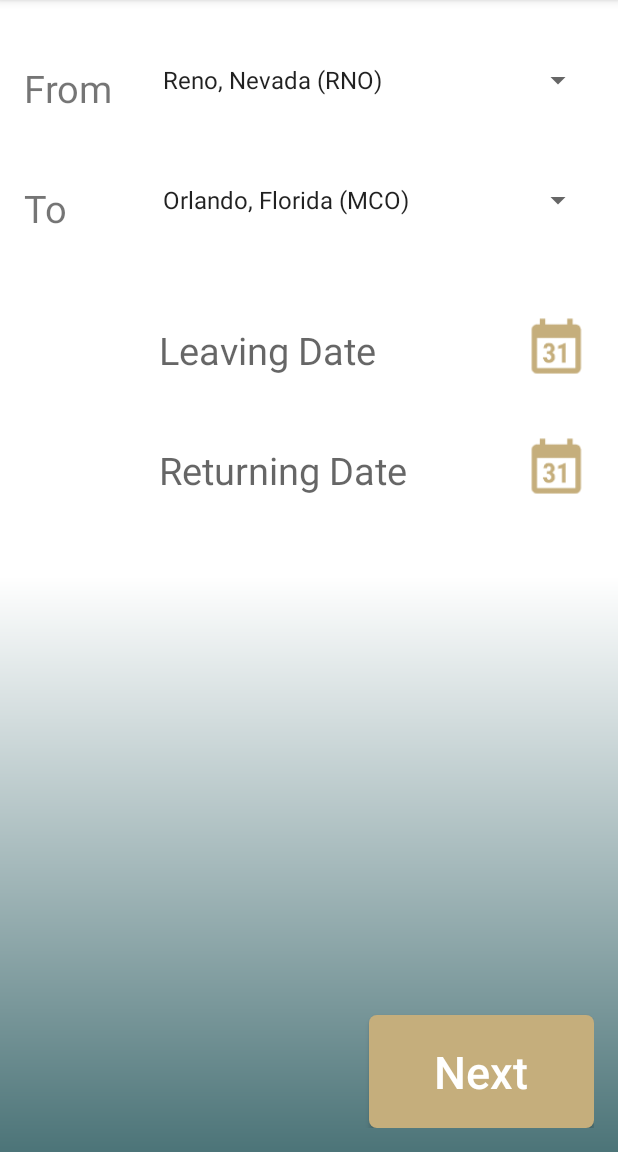
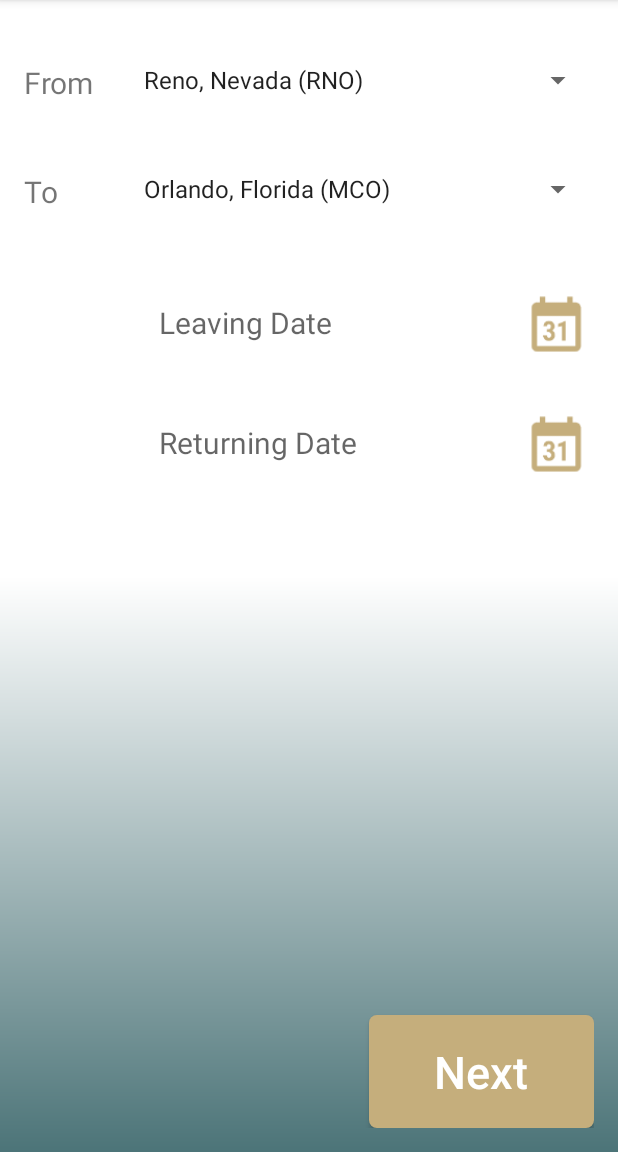
Before and after one commit to samanthagrant/Trestimate, an Android app: the screen it shows after launch (MainActivity), on a phone screen of 412 x 824 dp, the part 84-1236 px from its top. Run offline under Robolectric (Android 15) with nearby library versions, the phone set to English and light mode, and no system bars.

Commit message:
Fixed bugs

```diff
--- a/app/src/main/res/layout/app_bar_main.xml
+++ b/app/src/main/res/layout/app_bar_main.xml
@@ -13,7 +13,8 @@
             android:layout_width="match_parent" android:layout_height="?attr/actionBarSize"
             app:popupTheme="@style/AppTheme"
             android:background="@color/dark_grey"
-            android:titleTextColor="@color/white"/>
+            android:titleTextColor="@color/white"
+            />
 
     </android.support.design.widget.AppBarLayout>
 
--- a/app/src/main/res/layout/entertainment_screen.xml
+++ b/app/src/main/res/layout/entertainment_screen.xml
@@ -43,7 +43,7 @@
         android:layout_height="wrap_content"
         android:text="Entertainment"
         android:id="@+id/destinationTransport"
-        android:textSize="18dp"
+        android:textSize="22dp"
         android:textColor="#FF000000"
         android:textStyle="bold"
         android:paddingTop="25dp"
@@ -101,7 +101,7 @@
         android:layout_alignParentLeft="true"
         android:layout_alignParentStart="false"
         android:checked="false"
-        android:layout_marginTop="25dp"
+        android:layout_marginTop="30dp"
         android:layout_marginLeft="15dp"
         android:textSize="18dp" />
 
--- a/app/src/main/res/layout/lodging_screen.xml
+++ b/app/src/main/res/layout/lodging_screen.xml
@@ -42,7 +42,7 @@
         android:layout_height="wrap_content"
         android:text="Where are you going to stay?"
         android:id="@+id/destinationTransport"
-        android:textSize="18dp"
+        android:textSize="22dp"
         android:textColor="#FF000000"
         android:textStyle="bold"
         android:paddingTop="25dp"
@@ -57,7 +57,8 @@
         android:paddingTop="15dp"
         android:layout_below="@+id/destinationTransport"
         android:layout_alignParentRight="true"
-        android:layout_alignParentEnd="true" />
+        android:layout_alignParentEnd="true"
+        android:layout_marginTop="30dp" />
 
     <TextView
         android:layout_width="150dp"
--- a/app/src/main/res/layout/main_screen.xml
+++ b/app/src/main/res/layout/main_screen.xml
@@ -10,7 +10,9 @@
     tools:showIn="@layout/app_bar_main"
     android:touchscreenBlocksFocus="true"
     tools:context=".MainActivity"
-    android:background="@drawable/main_background">
+    android:background="@drawable/main_background"
+
+    >
 
     <TextView
         android:layout_width="wrap_content"
@@ -18,7 +20,7 @@
         android:textAppearance="?android:attr/textAppearanceSmall"
         android:text="From"
         android:id="@+id/Title"
-        android:textSize="25dp"
+        android:textSize="20dp"
         android:autoText="false"
         android:layout_alignParentTop="true"
         android:layout_marginTop="25dp" />
@@ -34,6 +36,7 @@
         android:layout_alignParentEnd="false"
         android:layout_alignTop="@+id/Title"
         android:paddingStart="25dp"
+
         />
 
     <TextView
@@ -41,7 +44,7 @@
         android:layout_height="wrap_content"
         android:textAppearance="?android:attr/textAppearanceSmall"
         android:id="@+id/To"
-        android:textSize="25dp"
+        android:textSize="20dp"
         android:autoText="false"
         android:text="To"
         android:layout_below="@+id/Title"
@@ -82,7 +85,7 @@
         android:layout_height="50dp"
         android:id="@+id/leavingDate"
         android:hint="Leaving Date"
-        android:textSize="25dp"
+        android:textSize="20dp"
         android:clickable="false"
         android:paddingTop="10dp"
         android:layout_below="@+id/To"
@@ -104,7 +107,7 @@
         android:layout_height="50dp"
         android:id="@+id/returnDate"
         android:hint="Returning Date"
-        android:textSize="25dp"
+        android:textSize="20dp"
         android:clickable="true"
         android:paddingTop="10dp"
         android:layout_below="@+id/leavingDate"
--- a/app/src/main/res/layout/nav_header_main.xml
+++ b/app/src/main/res/layout/nav_header_main.xml
@@ -15,7 +15,7 @@
         />
 
     <TextView android:layout_width="match_parent" android:layout_height="wrap_content"
-        android:paddingTop="@dimen/nav_header_vertical_spacing" android:text="Trestimate"
+        android:paddingTop="@dimen/nav_header_vertical_spacing" android:text="Trestimate" android:textColor = "@color/white"
         android:textAppearance="@style/TextAppearance.AppCompat.Body1"
         />
 
--- a/app/src/main/res/layout/transportation_screen.xml
+++ b/app/src/main/res/layout/transportation_screen.xml
@@ -40,7 +40,7 @@
         android:layout_height="wrap_content"
         android:text="How are you going to get there?"
         android:id="@+id/destinationTransport"
-        android:textSize="18dp"
+        android:textSize="22dp"
         android:textColor="#FF000000"
         android:textStyle="bold"
         android:paddingTop="25dp"
@@ -57,7 +57,7 @@
         android:layout_alignParentStart="true"
         android:layout_alignParentTop="false"
         android:paddingTop="15dp"
-        android:layout_marginTop="25dp" />
+        android:layout_marginTop="30dp" />
 
     <TextView
         android:layout_width="150dp"
--- a/app/src/main/res/values/arrays.xml
+++ b/app/src/main/res/values/arrays.xml
@@ -7,7 +7,7 @@
     </string-array>
     <string-array name="arriving_destinations">
         <item>Orlando, Florida (MCO)</item>
-        <item>Madrid Barajas Airport (MAD)</item>
+        <item>Madrid Barajas, Spain (MAD)</item>
     </string-array>
     <string-array name="lodging_possibilities">
         <item>In a Hotel</item>
--- a/app/src/main/res/values/styles.xml
+++ b/app/src/main/res/values/styles.xml
@@ -11,7 +11,7 @@
         <item name="windowActionBar">false</item>
         <item name="windowNoTitle">true</item>
     </style>
-    <style name="AppTheme.AppBarOverlay" parent="ThemeOverlay.AppCompat.Dark.ActionBar" />
+    <style name="AppTheme.AppBarOverlay" parent="ThemeOverlay.AppCompat.Dark.ActionBar"/>
     <style name="AppTheme.PopupOverlay" parent="ThemeOverlay.AppCompat.Light" />
 
 </resources>
```
Also changed, not shown: app/src/main/java/com/example/sammie/myapplication/MainActivity.java (+4 -4 lines).
